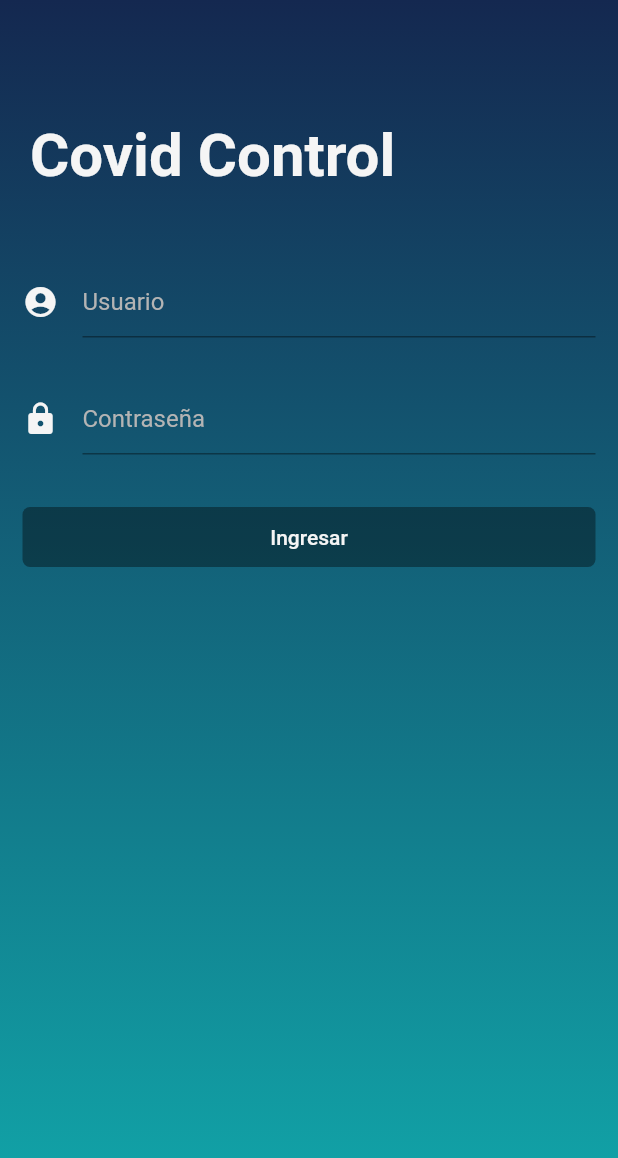
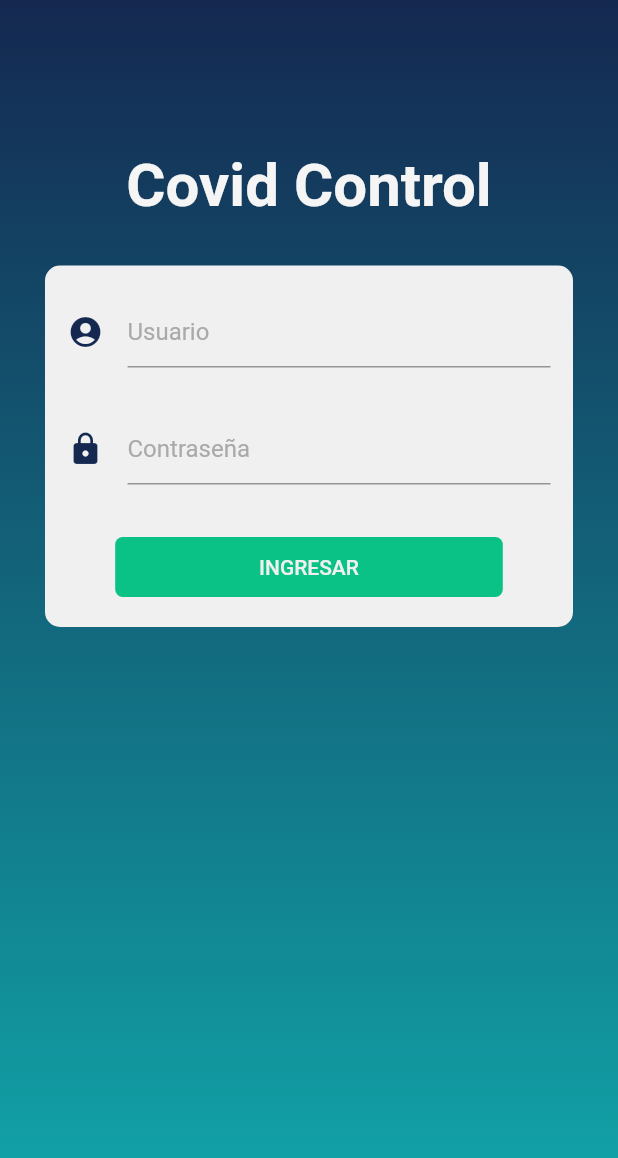
Before and after one commit to DATALEJO/Front_park, a Flutter app: the screen it shows after launch, on a phone screen of 412 x 824 dp. Shown: the top 1158 px of the screen. Run offline on Flutter 3.47's test engine with Material 2 defaults, Android fonts, the phone set to English and light mode, and no system bars; our stand-ins replace bubble_tab_indicator, fl_chart, permission_handler, shared_preferences.

Commit message:
Se modifica el login y se hace el arreglo del botón.

```diff
--- a/lib/config/palette.dart
+++ b/lib/config/palette.dart
@@ -5,8 +5,9 @@ class Palette {
   static const Color primaryColor = Color.fromRGBO(20, 40, 80, 31);
   static const Color secondaryColor = Color.fromRGBO(10,131,194,76);
   static const Color tercearyColor = Color.fromRGBO(17,168,171,67);
-  static const Color white = Color.fromRGBO(255,255,255,1);
+  static const Color white = Color.fromRGBO(240,240,240,1);
   static const Color lightPrimaryColor = Color.fromRGBO(49,102,207,0.5);
   static const Color alternativeColor = Color.fromRGBO(63, 69, 77, 1);
   static const Color title = Color.fromRGBO(1, 182, 178, 1);
+  static const Color error = Color.fromRGBO(255, 86, 86, 1);
 }
--- a/lib/login_page.dart
+++ b/lib/login_page.dart
@@ -2,6 +2,7 @@ import 'dart:convert';
 import 'package:flutter/material.dart';
 import 'package:flutter/services.dart';
 import 'package:http/http.dart' as http;
+import 'package:park_control/config/palette.dart';
 import 'package:shared_preferences/shared_preferences.dart';
 
 import 'main.dart';
@@ -14,12 +15,13 @@ class LoginPage extends StatefulWidget {
 class _LoginPageState extends State<LoginPage> {
 
   bool _isLoading = false;
-
+  final _formKey = GlobalKey<FormState>();
   @override
   Widget build(BuildContext context) {
     SystemChrome.setSystemUIOverlayStyle(SystemUiOverlayStyle.light.copyWith(statusBarColor: Colors.transparent));
     return Scaffold(
       body: Container(
+        width: MediaQuery.of(context).size.width * 1,
         decoration: BoxDecoration(
           gradient: LinearGradient(
               colors: [Color.fromRGBO(20,40,80,1), Color.fromRGBO(17, 168, 171, 1)],
@@ -29,8 +31,8 @@ class _LoginPageState extends State<LoginPage> {
         child: _isLoading ? Center(child: CircularProgressIndicator()) : ListView(
           children: <Widget>[
             headerSection(),
-            textSection(),
-            buttonSection(),
+            textSection(context),
+            //buttonSection(),
           ],
         ),
       ),
@@ -67,20 +69,28 @@ class _LoginPageState extends State<LoginPage> {
 
   Container buttonSection() {
     return Container(
-      width: MediaQuery.of(context).size.width,
+      width: MediaQuery.of(context).size.width*0.7,
       height: 40.0,
       padding: EdgeInsets.symmetric(horizontal: 15.0),
-      margin: EdgeInsets.only(top: 15.0),
+      margin: EdgeInsets.only(top: 35.0),
       child: RaisedButton(
-        onPressed: emailController.text == "" || passwordController.text == "" ? null : () {
+        onPressed: () {
+          if (_formKey.currentState.validate()) {
+            // If the form is valid, display a snackbar. In the real world,
+            // you'd often call a server or save the information in a database.
             setState(() {
               _isLoading = true;
             });
             signIn(emailController.text, passwordController.text);
+            Scaffold
+                .of(context)
+                .showSnackBar(SnackBar(content: Text('Processing Data')));
+          }
+
         },
         elevation: 0.0,
         color: Color.fromRGBO(10, 194, 133, 76),
-        child: Text("Ingresar", style: TextStyle(color: Color.fromRGBO(245, 245, 245, 1),)),
+        child: Text("INGRESAR", style: TextStyle(color: Palette.white,)),
         shape: RoundedRectangleBorder(borderRadius: BorderRadius.circular(5.0)),
       ),
     );
@@ -89,49 +99,73 @@ class _LoginPageState extends State<LoginPage> {
   final TextEditingController emailController = new TextEditingController();
   final TextEditingController passwordController = new TextEditingController();
 
-  Container textSection() {
+  Container textSection(context) {
     return Container(
+      margin: EdgeInsets.symmetric(horizontal: 30.0),
+      decoration: BoxDecoration(
+        borderRadius: BorderRadius.circular(10.0),
+        color: Palette.white
+      ),
       padding: EdgeInsets.symmetric(horizontal: 15.0, vertical: 20.0),
+      child: Form(
+        key: _formKey,
         child: Column(
           children: <Widget>[
             TextFormField(
+              validator: (value) {
+                if (value.isEmpty) {
+                  return 'Por favor digita el usuario';
+                }
+                return null;
+              },
               controller: emailController,
-            cursorColor: Colors.white,
-            style: TextStyle(color: Color.fromRGBO(245, 245, 245, 1),),
+              cursorColor: Palette.primaryColor,
+              style: TextStyle(color: Palette.primaryColor,),
               decoration: InputDecoration(
-              icon: Icon(Icons.account_circle, color: Color.fromRGBO(245, 245, 245, 1),),
+                icon: Icon(Icons.account_circle, color: Palette.primaryColor,),
                 hintText: "Usuario",
-              border: UnderlineInputBorder(borderSide: BorderSide(color: Color.fromRGBO(245, 245, 245, 1),)),
-              hintStyle: TextStyle(color: Color.fromRGBO(180, 180, 180, 1),),
+                border: UnderlineInputBorder(borderSide: BorderSide(color: Palette.lightPrimaryColor,)),
+                focusedBorder: UnderlineInputBorder(
+                  borderSide: BorderSide(color: Palette.primaryColor),
+                ),
+                hintStyle: TextStyle(color: Color.fromRGBO(170, 170, 170, 1),),
               ),
             ),
             SizedBox(height: 30.0),
             TextFormField(
               validator: (value) {
                 if (value.isEmpty) {
-                return 'Por favor digite el usuario';
+                  return 'Por favor digita la contraseña';
                 }
                 return null;
               },
               controller: passwordController,
-            cursorColor: Colors.white,
+              cursorColor: Palette.primaryColor,
               obscureText: true,
-            style: TextStyle(color: Color.fromRGBO(245, 245, 245, 1),),
+              style: TextStyle(color: Palette.primaryColor,),
               decoration: InputDecoration(
-              icon: Icon(Icons.lock, color: Color.fromRGBO(245, 245, 245, 1),),
+                icon: Icon(Icons.lock, color: Palette.primaryColor,),
                 hintText: "Contraseña",
-              border: UnderlineInputBorder(borderSide: BorderSide(color: Color.fromRGBO(245, 245, 245, 1),)),
-              hintStyle: TextStyle(color: Color.fromRGBO(180, 180, 180, 1),),
+                border: UnderlineInputBorder(
+                    borderSide: BorderSide(color: Palette.lightPrimaryColor,)
+                ),
+                  focusedBorder: UnderlineInputBorder(
+                    borderSide: BorderSide(color: Palette.primaryColor),
+                  ),
+                hintStyle: TextStyle(color: Color.fromRGBO(170, 170, 170, 1),),
               ),
             ),
+            buttonSection()
           ],
+        ),
       ),
     );
   }
 
   Container headerSection() {
     return Container(
-      margin: EdgeInsets.only(top: 50.0),
+      alignment: Alignment.center,
+      margin: EdgeInsets.only(top: 70.0),
       padding: EdgeInsets.symmetric(horizontal: 20.0, vertical: 30.0),
       child: Text("Covid Control",
           style: TextStyle(
--- a/lib/main.dart
+++ b/lib/main.dart
@@ -1,4 +1,5 @@
 import 'package:flutter/material.dart';
+import 'package:park_control/config/palette.dart';
 import 'package:park_control/src/routes/routes.dart';
 import 'package:flutter/services.dart';
 import 'package:park_control/src/screens/bottom_nav_screen.dart';
@@ -17,6 +18,7 @@ class MyApp extends StatelessWidget {
         primarySwatch: Colors.blue,
         scaffoldBackgroundColor: Colors.white,
         visualDensity: VisualDensity.adaptivePlatformDensity,
+          errorColor: Colors.redAccent
       ),
       routes: getApplicationsRoutes(),
       initialRoute: '/',
--- a/lib/src/screens/info_screen.dart
+++ b/lib/src/screens/info_screen.dart
@@ -33,7 +33,7 @@ class _InfoScreenState extends State<InfoScreen> {
     return Container(
       padding: const EdgeInsets.all(20.0),
       decoration: BoxDecoration(
-        color: Colors.indigo[900],
+        color: Palette.primaryColor,
         borderRadius: BorderRadius.only(
           bottomRight: Radius.circular(0),
           bottomLeft: Radius.circular(0),
@@ -65,7 +65,7 @@ class _InfoScreenState extends State<InfoScreen> {
               Text(
                 'Esta aplicación fue diseña por Datalejo. 2020 ©',
                 style: const TextStyle(
-                  color: Colors.white70,
+                  color: Palette.white,
                   fontSize: 15.0,
                 ),
               ),
```
Lines whose indentation alone changed are shown as unchanged.
